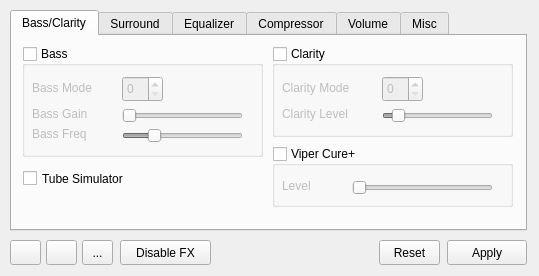
This is mainwindow.ui in Audio4Linux/Viper4Linux-GUI as Qt 5 draws it before an edit. The edited form follows.
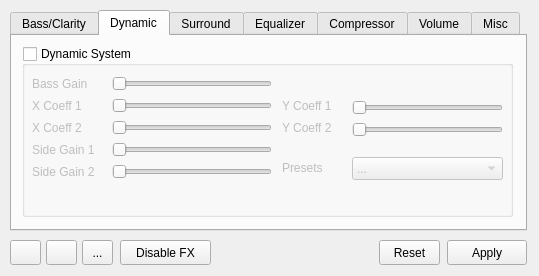
This is the edited form. Icons and pictures are not drawn.

Commit message: Added Dynamic System support

```diff
--- a/mainwindow.ui
+++ b/mainwindow.ui
@@ -28,7 +28,7 @@
      </rect>
     </property>
     <property name="currentIndex">
-     <number>0</number>
+     <number>1</number>
     </property>
     <widget class="QWidget" name="bass">
      <property name="toolTipDuration">
@@ -327,6 +327,374 @@
       </property>
      </widget>
     </widget>
+    <widget class="QWidget" name="tab_2">
+     <attribute name="title">
+      <string>Dynamic</string>
+     </attribute>
+     <widget class="QGroupBox" name="dynsys">
+      <property name="geometry">
+       <rect>
+        <x>10</x>
+        <y>10</y>
+        <width>491</width>
+        <height>171</height>
+       </rect>
+      </property>
+      <property name="title">
+       <string>Dynamic System</string>
+      </property>
+      <property name="checkable">
+       <bool>true</bool>
+      </property>
+      <property name="checked">
+       <bool>false</bool>
+      </property>
+      <widget class="QLabel" name="label_32">
+       <property name="geometry">
+        <rect>
+         <x>10</x>
+         <y>30</y>
+         <width>71</width>
+         <height>16</height>
+        </rect>
+       </property>
+       <property name="text">
+        <string>Bass Gain</string>
+       </property>
+      </widget>
+      <widget class="QSlider" name="dyn_bassgain">
+       <property name="geometry">
+        <rect>
+         <x>90</x>
+         <y>30</y>
+         <width>160</width>
+         <height>16</height>
+        </rect>
+       </property>
+       <property name="minimum">
+        <number>100</number>
+       </property>
+       <property name="maximum">
+        <number>2100</number>
+       </property>
+       <property name="orientation">
+        <enum>Qt::Horizontal</enum>
+       </property>
+      </widget>
+      <widget class="QLabel" name="label_33">
+       <property name="geometry">
+        <rect>
+         <x>10</x>
+         <y>52</y>
+         <width>71</width>
+         <height>16</height>
+        </rect>
+       </property>
+       <property name="text">
+        <string>X Coeff 1</string>
+       </property>
+      </widget>
+      <widget class="QLabel" name="label_34">
+       <property name="geometry">
+        <rect>
+         <x>10</x>
+         <y>74</y>
+         <width>71</width>
+         <height>16</height>
+        </rect>
+       </property>
+       <property name="text">
+        <string>X Coeff 2</string>
+       </property>
+      </widget>
+      <widget class="QLabel" name="label_35">
+       <property name="geometry">
+        <rect>
+         <x>260</x>
+         <y>74</y>
+         <width>71</width>
+         <height>16</height>
+        </rect>
+       </property>
+       <property name="text">
+        <string>Y Coeff 2</string>
+       </property>
+      </widget>
+      <widget class="QLabel" name="label_36">
+       <property name="geometry">
+        <rect>
+         <x>260</x>
+         <y>52</y>
+         <width>71</width>
+         <height>16</height>
+        </rect>
+       </property>
+       <property name="text">
+        <string>Y Coeff 1</string>
+       </property>
+      </widget>
+      <widget class="QSlider" name="dyn_xcoeff1">
+       <property name="geometry">
+        <rect>
+         <x>90</x>
+         <y>52</y>
+         <width>160</width>
+         <height>16</height>
+        </rect>
+       </property>
+       <property name="maximum">
+        <number>2000</number>
+       </property>
+       <property name="orientation">
+        <enum>Qt::Horizontal</enum>
+       </property>
+      </widget>
+      <widget class="QSlider" name="dyn_xcoeff2">
+       <property name="geometry">
+        <rect>
+         <x>90</x>
+         <y>74</y>
+         <width>160</width>
+         <height>16</height>
+        </rect>
+       </property>
+       <property name="minimum">
+        <number>5000</number>
+       </property>
+       <property name="maximum">
+        <number>7000</number>
+       </property>
+       <property name="orientation">
+        <enum>Qt::Horizontal</enum>
+       </property>
+      </widget>
+      <widget class="QSlider" name="dyn_ycoeff1">
+       <property name="geometry">
+        <rect>
+         <x>330</x>
+         <y>52</y>
+         <width>151</width>
+         <height>20</height>
+        </rect>
+       </property>
+       <property name="minimum">
+        <number>0</number>
+       </property>
+       <property name="maximum">
+        <number>200</number>
+       </property>
+       <property name="value">
+        <number>0</number>
+       </property>
+       <property name="orientation">
+        <enum>Qt::Horizontal</enum>
+       </property>
+      </widget>
+      <widget class="QSlider" name="dyn_ycoeff2">
+       <property name="geometry">
+        <rect>
+         <x>330</x>
+         <y>74</y>
+         <width>151</width>
+         <height>20</height>
+        </rect>
+       </property>
+       <property name="minimum">
+        <number>0</number>
+       </property>
+       <property name="maximum">
+        <number>200</number>
+       </property>
+       <property name="value">
+        <number>0</number>
+       </property>
+       <property name="orientation">
+        <enum>Qt::Horizontal</enum>
+       </property>
+      </widget>
+      <widget class="QLabel" name="label_37">
+       <property name="geometry">
+        <rect>
+         <x>10</x>
+         <y>96</y>
+         <width>71</width>
+         <height>16</height>
+        </rect>
+       </property>
+       <property name="text">
+        <string>Side Gain 1</string>
+       </property>
+      </widget>
+      <widget class="QLabel" name="label_38">
+       <property name="geometry">
+        <rect>
+         <x>10</x>
+         <y>118</y>
+         <width>71</width>
+         <height>16</height>
+        </rect>
+       </property>
+       <property name="text">
+        <string>Side Gain 2</string>
+       </property>
+      </widget>
+      <widget class="QSlider" name="dyn_sidegain1">
+       <property name="geometry">
+        <rect>
+         <x>90</x>
+         <y>96</y>
+         <width>160</width>
+         <height>16</height>
+        </rect>
+       </property>
+       <property name="maximum">
+        <number>100</number>
+       </property>
+       <property name="orientation">
+        <enum>Qt::Horizontal</enum>
+       </property>
+      </widget>
+      <widget class="QSlider" name="dyn_sidegain2">
+       <property name="geometry">
+        <rect>
+         <x>90</x>
+         <y>118</y>
+         <width>160</width>
+         <height>16</height>
+        </rect>
+       </property>
+       <property name="maximum">
+        <number>100</number>
+       </property>
+       <property name="orientation">
+        <enum>Qt::Horizontal</enum>
+       </property>
+      </widget>
+      <widget class="QComboBox" name="dynsys_preset">
+       <property name="geometry">
+        <rect>
+         <x>330</x>
+         <y>111</y>
+         <width>151</width>
+         <height>23</height>
+        </rect>
+       </property>
+       <item>
+        <property name="text">
+         <string>...</string>
+        </property>
+       </item>
+       <item>
+        <property name="text">
+         <string>Extreme Headphone (v2)</string>
+        </property>
+       </item>
+       <item>
+        <property name="text">
+         <string>High-end Headphone (v2)</string>
+        </property>
+       </item>
+       <item>
+        <property name="text">
+         <string>Common Headphone (v2)</string>
+        </property>
+       </item>
+       <item>
+        <property name="text">
+         <string>Low-end Headphone (v2)</string>
+        </property>
+       </item>
+       <item>
+        <property name="text">
+         <string>Common Earphone (v2)</string>
+        </property>
+       </item>
+       <item>
+        <property name="text">
+         <string>Extreme Headphone (v1)</string>
+        </property>
+       </item>
+       <item>
+        <property name="text">
+         <string>High-end Headphone (v1)</string>
+        </property>
+       </item>
+       <item>
+        <property name="text">
+         <string>Common Headphone (v1)</string>
+        </property>
+       </item>
+       <item>
+        <property name="text">
+         <string>Common Earphone (v1)</string>
+        </property>
+       </item>
+       <item>
+        <property name="text">
+         <string>Apple Earphone</string>
+        </property>
+       </item>
+       <item>
+        <property name="text">
+         <string>Monster Earphone</string>
+        </property>
+       </item>
+       <item>
+        <property name="text">
+         <string>Moto Earphone</string>
+        </property>
+       </item>
+       <item>
+        <property name="text">
+         <string>Philips Earphone</string>
+        </property>
+       </item>
+       <item>
+        <property name="text">
+         <string>SHP2000</string>
+        </property>
+       </item>
+       <item>
+        <property name="text">
+         <string>SHP9000</string>
+        </property>
+       </item>
+       <item>
+        <property name="text">
+         <string>Unknown Type I</string>
+        </property>
+       </item>
+       <item>
+        <property name="text">
+         <string>Unknown Type II</string>
+        </property>
+       </item>
+       <item>
+        <property name="text">
+         <string>Unknown Type III</string>
+        </property>
+       </item>
+       <item>
+        <property name="text">
+         <string>Unknown Type IV</string>
+        </property>
+       </item>
+      </widget>
+      <widget class="QLabel" name="label_39">
+       <property name="geometry">
+        <rect>
+         <x>260</x>
+         <y>114</y>
+         <width>61</width>
+         <height>16</height>
+        </rect>
+       </property>
+       <property name="text">
+        <string>Presets</string>
+       </property>
+      </widget>
+     </widget>
+    </widget>
     <widget class="QWidget" name="surround">
      <attribute name="title">
       <string>Surround</string>
```
Left out of the diff: 2 changed lines with no effect on the pictures. The commit also changes 5 other files.
